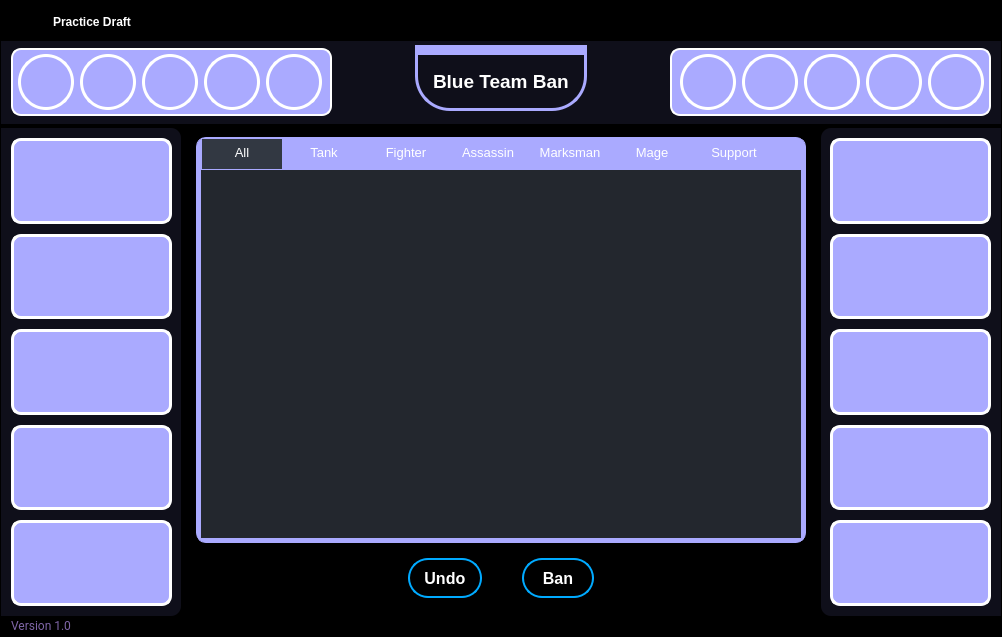
Old version of the form ui/pages/practice_draft.ui in the repository elian-olbz/mlbb-drafting-and-simulation-tools.
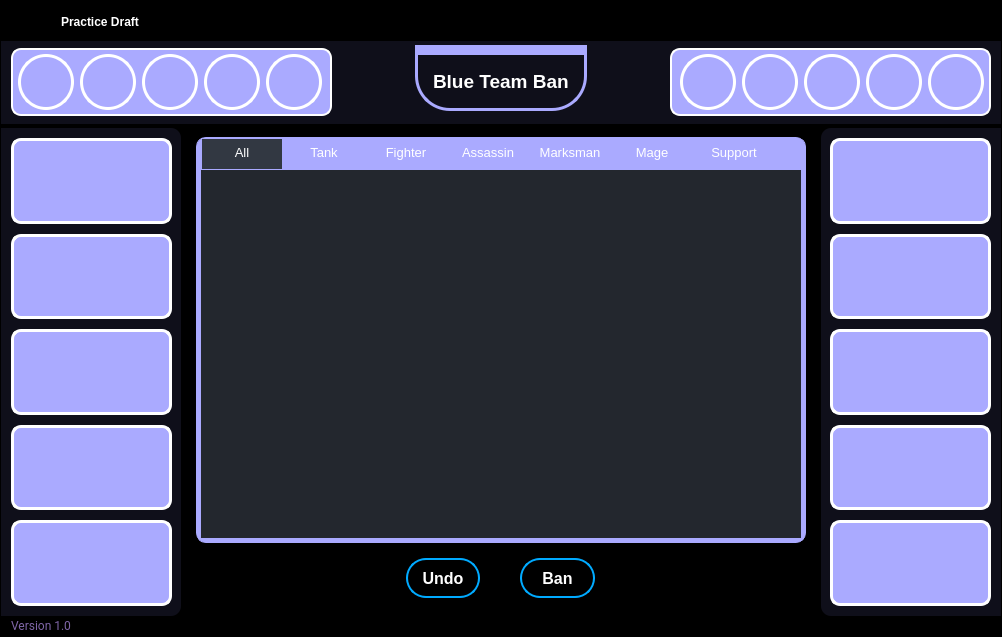
New version of the form. Icons and pictures are not drawn.

Commit message: Added buttons hover and press effect. Main page butttons replaced. Filtered pick/ban button on PD

What changed in the file:
```diff
--- a/ui/pages/practice_draft.ui
+++ b/ui/pages/practice_draft.ui
@@ -197,7 +197,7 @@
                     <number>8</number>
                    </property>
                    <property name="leftMargin">
-                    <number>12</number>
+                    <number>10</number>
                    </property>
                    <property name="topMargin">
                     <number>2</number>
@@ -210,6 +210,22 @@
                    </property>
                    <item alignment="Qt::AlignLeft">
                     <widget class="QPushButton" name="home_btn">
+                     <property name="styleSheet">
+                      <string notr="true">QPushButton{
+text-align:center;
+padding: 5px 5px;
+border-radius: 5px;
+}
+
+QPushButton:hover {
+    background-color: #23272e;
+}
+
+QPushButton:pressed {	
+    background-color: rgb(62, 69, 82);
+    color: rgb(255, 255, 255);
+}</string>
+                     </property>
                      <property name="text">
                       <string/>
                      </property>
@@ -261,6 +277,22 @@
                     <height>0</height>
                    </size>
                   </property>
+                  <property name="styleSheet">
+                   <string notr="true">QPushButton{
+text-align:center;
+padding: 5px 5px;
+border-radius: 5px;
+}
+
+QPushButton:hover {
+    background-color: #23272e;
+}
+
+QPushButton:pressed {	
+    background-color: rgb(62, 69, 82);
+    color: rgb(255, 255, 255);
+}</string>
+                  </property>
                   <property name="frameShape">
                    <enum>QFrame::StyledPanel</enum>
                   </property>
@@ -269,10 +301,28 @@
                   </property>
                   <layout class="QHBoxLayout" name="horizontalLayout_7">
                    <property name="spacing">
-                    <number>20</number>
+                    <number>12</number>
+                   </property>
+                   <property name="leftMargin">
+                    <number>0</number>
+                   </property>
+                   <property name="topMargin">
+                    <number>4</number>
+                   </property>
+                   <property name="rightMargin">
+                    <number>0</number>
+                   </property>
+                   <property name="bottomMargin">
+                    <number>4</number>
                    </property>
                    <item alignment="Qt::AlignHCenter">
                     <widget class="QPushButton" name="reset_btn">
+                     <property name="maximumSize">
+                      <size>
+                       <width>30</width>
+                       <height>30</height>
+                      </size>
+                     </property>
                      <property name="toolTip">
                       <string>Rest All</string>
                      </property>
@@ -293,6 +343,12 @@
                    </item>
                    <item>
                     <widget class="QPushButton" name="save_btn">
+                     <property name="maximumSize">
+                      <size>
+                       <width>30</width>
+                       <height>30</height>
+                      </size>
+                     </property>
                      <property name="toolTip">
                       <string>Save</string>
                      </property>
@@ -316,6 +372,12 @@
                    </item>
                    <item alignment="Qt::AlignHCenter">
                     <widget class="QPushButton" name="export_btn">
+                     <property name="maximumSize">
+                      <size>
+                       <width>30</width>
+                       <height>30</height>
+                      </size>
+                     </property>
                      <property name="toolTip">
                       <string>Analyze Draft</string>
                      </property>
@@ -402,23 +464,21 @@
                     <widget class="QPushButton" name="btn_min">
                      <property name="minimumSize">
                       <size>
-                       <width>16</width>
-                       <height>16</height>
+                       <width>0</width>
+                       <height>0</height>
                       </size>
                      </property>
                      <property name="maximumSize">
                       <size>
-                       <width>17</width>
-                       <height>17</height>
+                       <width>30</width>
+                       <height>30</height>
                       </size>
                      </property>
                      <property name="toolTip">
                       <string>Minimize</string>
                      </property>
                      <property name="styleSheet">
-                      <string notr="true">QPushButton:hover {	
-	background-color: #23272e;
-}</string>
+                      <string notr="true"/>
                      </property>
                      <property name="text">
                       <string/>
@@ -433,23 +493,21 @@
                     <widget class="QPushButton" name="btn_max">
                      <property name="minimumSize">
                       <size>
-                       <width>16</width>
-                       <height>16</height>
+                       <width>0</width>
+                       <height>0</height>
                       </size>
                      </property>
                      <property name="maximumSize">
                       <size>
-                       <width>17</width>
-                       <height>17</height>
+                       <width>30</width>
+                       <height>30</height>
                       </size>
                      </property>
                      <property name="toolTip">
                       <string>Minimize</string>
                      </property>
                      <property name="styleSheet">
-                      <string notr="true">QPushButton:hover {	
-	background-color: #23272e;
-}</string>
+                      <string notr="true"/>
                      </property>
                      <property name="text">
                       <string/>
@@ -464,23 +522,21 @@
                     <widget class="QPushButton" name="btn_close">
                      <property name="minimumSize">
                       <size>
-                       <width>16</width>
-                       <height>16</height>
+                       <width>0</width>
+                       <height>0</height>
                       </size>
                      </property>
                      <property name="maximumSize">
                       <size>
-                       <width>17</width>
-                       <height>17</height>
+                       <width>30</width>
+                       <height>30</height>
                       </size>
                      </property>
                      <property name="toolTip">
                       <string>Close</string>
                      </property>
                      <property name="styleSheet">
-                      <string notr="true">QPushButton:hover {		
-	background-color: #23272e;
-}</string>
+                      <string notr="true"/>
                      </property>
                      <property name="text">
                       <string/>
@@ -1657,6 +1713,20 @@
                                       <height>92</height>
                                      </size>
                                     </property>
+                                    <property name="styleSheet">
+                                     <string notr="true">QPushButton{
+text-align:center;
+}
+
+QPushButton:hover {
+    background-color: #23272e;
+}
+
+QPushButton:pressed {	
+    background-color: rgb(62, 69, 82);
+    color: rgb(255, 255, 255);
+}</string>
+                                    </property>
                                     <property name="frameShape">
                                      <enum>QFrame::StyledPanel</enum>
                                     </property>
@@ -1691,7 +1761,8 @@
                                         <string notr="true">border-radius: 20px;
 border: 2px solid; 
 border-color:rgb(83, 89, 98);
-border-color: rgb(0, 170, 255);</string>
+border-color: rgb(0, 170, 255);
+padding: 5px 10px;</string>
                                        </property>
                                        <property name="text">
                                         <string> Undo </string>
@@ -1722,10 +1793,11 @@
                                         <string notr="true">border-radius: 20px;
 border: 2px solid; 
 border-color:rgb(83, 89, 98);
-border-color: rgb(0, 170, 255);</string>
+border-color: rgb(0, 170, 255);
+padding: 5px 20px;</string>
                                        </property>
                                        <property name="text">
-                                        <string>  Ban  </string>
+                                        <string>Ban</string>
                                        </property>
                                       </widget>
                                      </item>
```
Left out of the diff: 25 changed lines with no effect on the pictures. The commit also changes 14 other files.
